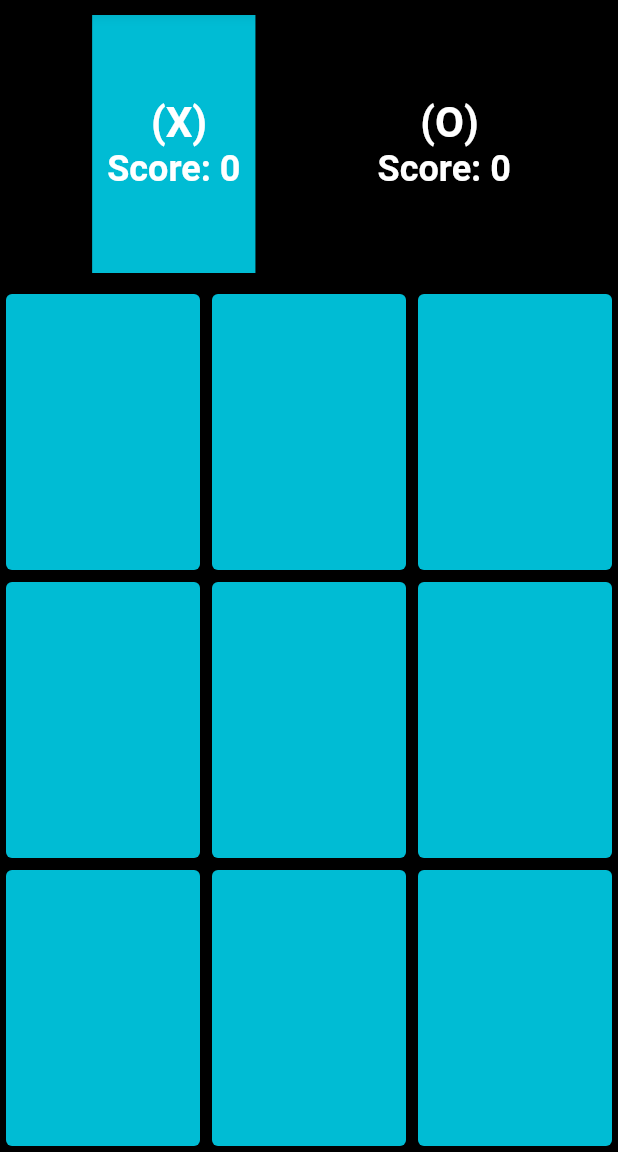
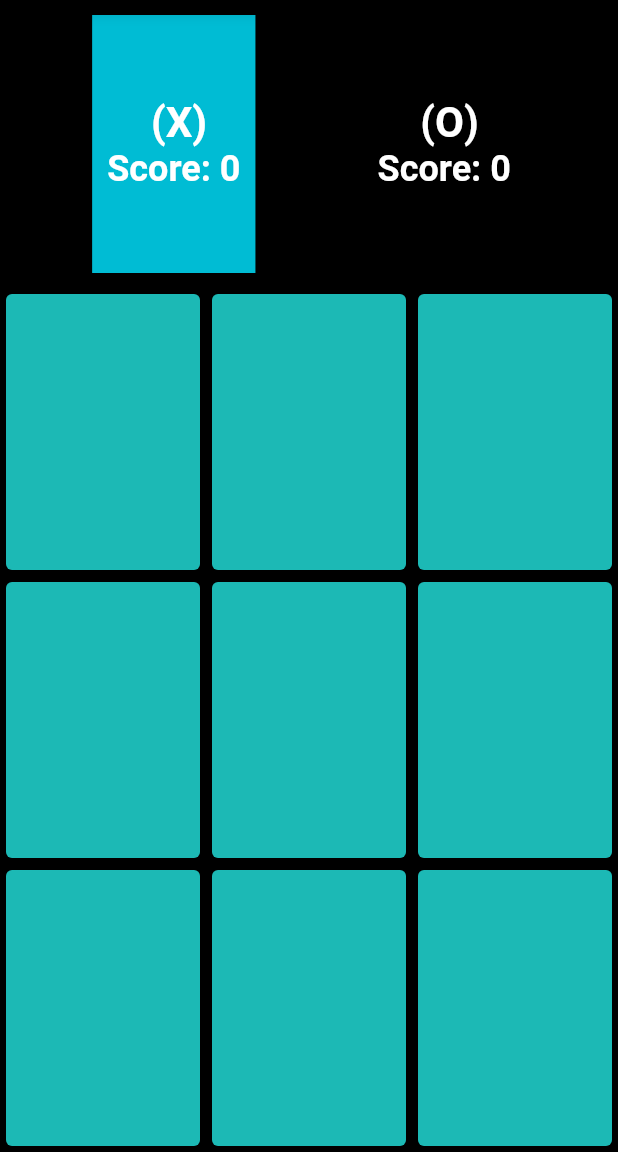
Before and after one commit to Rana-Osama/simple-xo-game, a Flutter app: the BoardScreen screen opened directly with empty values, on a phone screen of 412 x 824 dp, the part 84-1236 px from its top. Run offline on Flutter 3.47's test engine with Material 2 defaults, Android fonts, the phone set to English and light mode, and no system bars.

Commit message:
Update BoardButton.dart

```diff
--- a/lib/BoardButton.dart
+++ b/lib/BoardButton.dart
@@ -22,7 +22,7 @@ class BoardButton extends StatelessWidget {
             onPressed: () {
               onPlayerClickCallBack(position);
             },
-            style: ElevatedButton.styleFrom(backgroundColor: Colors.cyan),
+            style: ElevatedButton.styleFrom(backgroundColor: Color(0xFF1CB9B5)),
             child: Text(
               buttonText,
               style: TextStyle(fontSize: 100, color: Colors.black),
```
